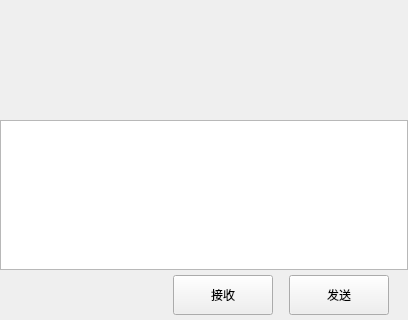
Above: llfcchat/chatpage.ui from WS666XL/code before the change; both pictures show x 0 to 408 and y 182 to 502 of the 408 by 502 pixel window. Below: the same form after it.
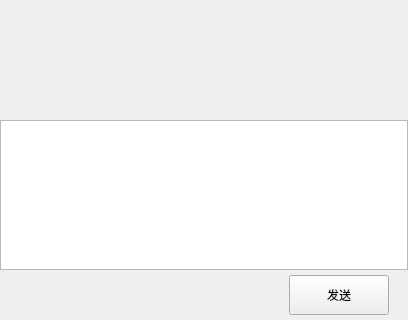
That is the form after the change. Custom widgets are drawn as their Qt base class.

Patch:
```diff
--- a/llfcchat/chatpage.ui
+++ b/llfcchat/chatpage.ui
@@ -268,25 +268,6 @@
            </property>
           </spacer>
          </item>
-         <item>
-          <widget class="ClickedBtn" name="receive_btn">
-           <property name="minimumSize">
-            <size>
-             <width>100</width>
-             <height>40</height>
-            </size>
-           </property>
-           <property name="maximumSize">
-            <size>
-             <width>100</width>
-             <height>40</height>
-            </size>
-           </property>
-           <property name="text">
-            <string>接收</string>
-           </property>
-          </widget>
-         </item>
          <item>
           <spacer name="horizontalSpacer_12">
            <property name="orientation">
```
